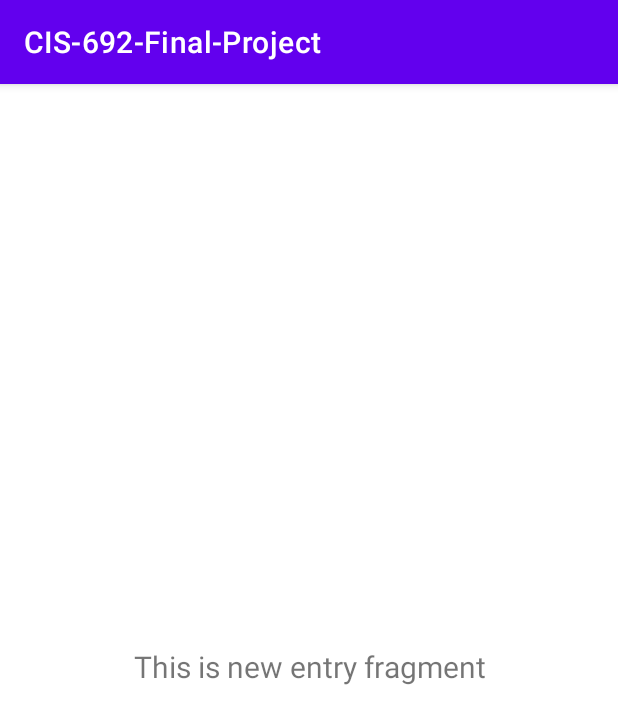
After one commit to 03-triple-threat/CIS692FinalProject, an Android app: the fragment NewEntryFragment shown on its own in the app's theme, on a phone screen of 412 x 824 dp. The commit adds this screen. Shown: the top 724 px of the screen. Run offline under Robolectric (Android 15) with nearby library versions, the phone set to English and light mode, and no system bars.

Commit message:
backing up work

```diff
--- /dev/null
+++ b/app/src/main/java/com/example/cis_692_final_project/ui/newEntry/NewEntryFragment.java
@@ -0,0 +1,45 @@
+package com.example.cis_692_final_project.ui.newEntry;
+
+import android.os.Bundle;
+import android.view.LayoutInflater;
+import android.view.View;
+import android.view.ViewGroup;
+import android.widget.TextView;
+
+import androidx.annotation.NonNull;
+import androidx.annotation.Nullable;
+import androidx.fragment.app.Fragment;
+import androidx.lifecycle.Observer;
+import androidx.lifecycle.ViewModelProvider;
+
+import com.example.cis_692_final_project.databinding.FragmentNewEntryBinding;
+
+public class NewEntryFragment extends Fragment {
+
+    private NewEntryViewModel newEntryViewModel;
+    private FragmentNewEntryBinding binding;
+
+    public View onCreateView(@NonNull LayoutInflater inflater,
+                             ViewGroup container, Bundle savedInstanceState) {
+        newEntryViewModel =
+                new ViewModelProvider(this).get(NewEntryViewModel.class);
+
+        binding = FragmentNewEntryBinding.inflate(inflater, container, false);
+        View root = binding.getRoot();
+
+        final TextView textView = binding.textNewEntry;
+        newEntryViewModel.getText().observe(getViewLifecycleOwner(), new Observer<String>() {
+            @Override
+            public void onChanged(@Nullable String s) {
+                textView.setText(s);
+            }
+        });
+        return root;
+    }
+
+    @Override
+    public void onDestroyView() {
+        super.onDestroyView();
+        binding = null;
+    }
+}
--- /dev/null
+++ b/app/src/main/java/com/example/cis_692_final_project/ui/newEntry/NewEntryViewModel.java
@@ -0,0 +1,19 @@
+package com.example.cis_692_final_project.ui.newEntry;
+
+import androidx.lifecycle.LiveData;
+import androidx.lifecycle.MutableLiveData;
+import androidx.lifecycle.ViewModel;
+
+public class NewEntryViewModel extends ViewModel {
+
+    private MutableLiveData<String> mText;
+
+    public NewEntryViewModel() {
+        mText = new MutableLiveData<>();
+        mText.setValue("This is new entry fragment");
+    }
+
+    public LiveData<String> getText() {
+        return mText;
+    }
+}
--- a/app/src/main/res/layout/fragment_new_entry.xml
+++ b/app/src/main/res/layout/fragment_new_entry.xml
@@ -1,6 +1,22 @@
 <?xml version="1.0" encoding="utf-8"?>
 <androidx.constraintlayout.widget.ConstraintLayout xmlns:android="http://schemas.android.com/apk/res/android"
+    xmlns:app="http://schemas.android.com/apk/res-auto"
+    xmlns:tools="http://schemas.android.com/tools"
     android:layout_width="match_parent"
-    android:layout_height="match_parent">
+    android:layout_height="match_parent"
+    tools:context=".ui.newEntry.NewEntryFragment">
 
+    <TextView
+        android:id="@+id/text_newEntry"
+        android:layout_width="match_parent"
+        android:layout_height="wrap_content"
+        android:layout_marginStart="8dp"
+        android:layout_marginTop="8dp"
+        android:layout_marginEnd="8dp"
+        android:textAlignment="center"
+        android:textSize="20sp"
+        app:layout_constraintBottom_toBottomOf="parent"
+        app:layout_constraintEnd_toEndOf="parent"
+        app:layout_constraintStart_toStartOf="parent"
+        app:layout_constraintTop_toTopOf="parent" />
 </androidx.constraintlayout.widget.ConstraintLayout>
```
Also changed, not shown: app/src/main/java/com/example/cis_692_final_project/ui/history/HistoryFragment.java (added, +43 -0 lines), app/src/main/java/com/example/cis_692_final_project/ui/history/HistoryViewModel.java (added, +17 -0 lines), app/src/main/java/com/example/cis_692_final_project/ui/newProgressPicture/NewProgressPictureFragment.java (added, +46 -0 lines), app/src/main/java/com/example/cis_692_final_project/ui/newProgressPicture/NewProgressPictureViewModel.java (added, +19 -0 lines), app/src/main/java/com/example/cis_692_final_project/ui/settings/SettingsFragment.java (added, +45 -0 lines), app/src/main/java/com/example/cis_692_final_project/ui/settings/SettingsViewModel.java (added, +19 -0 lines), app/src/main/res/layout/fragment_history.xml (+17 -1 lines), app/src/main/res/layout/fragment_new_progress_picture.xml (+17 -1 lines), app/src/main/res/layout/fragment_settings.xml (+17 -1 lines), app/src/main/res/menu/bottom_nav_menu.xml (+20 -3 lines), app/src/main/res/navigation/mobile_navigation.xml (+6 -4 lines).
